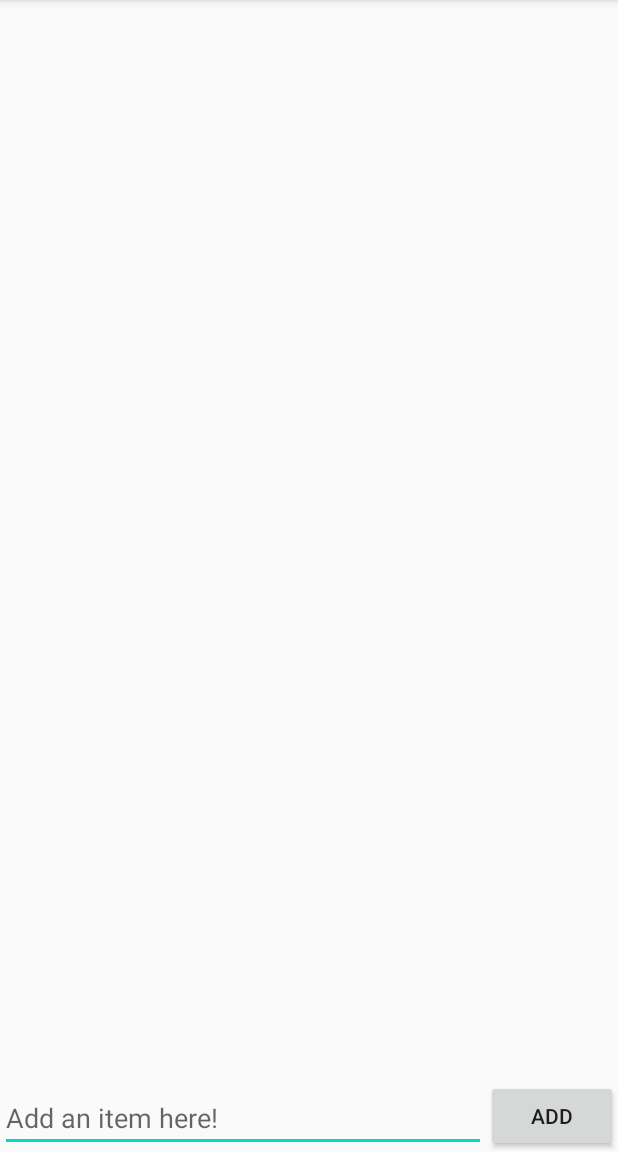
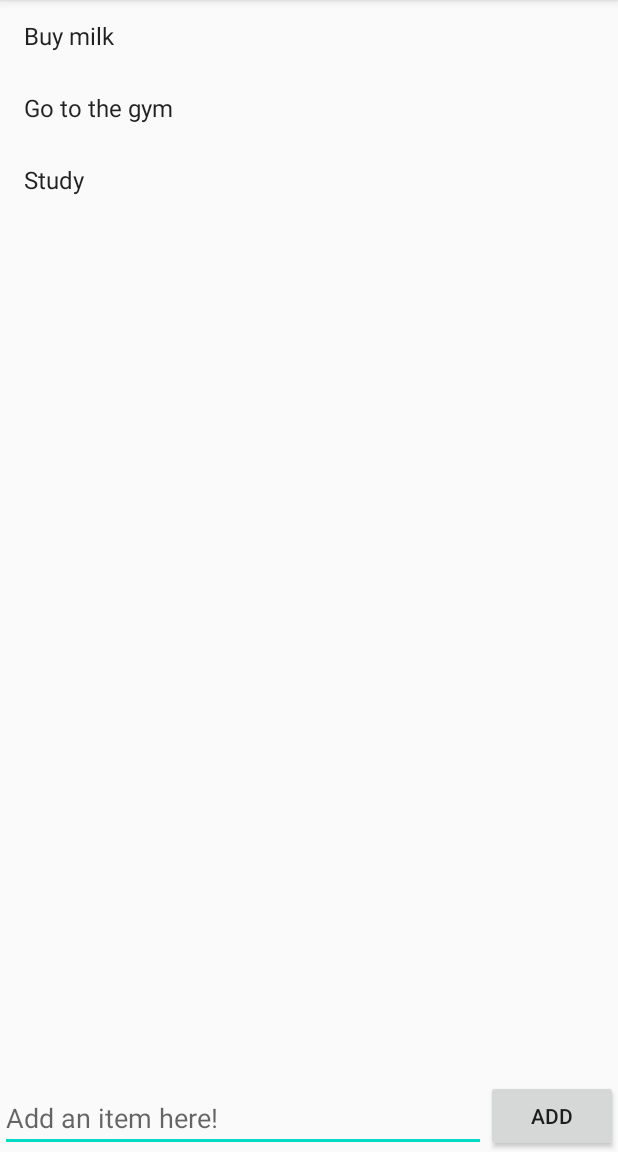
Before and after one commit to Kijimu7/SimpleTodo, an Android app: the screen it shows after launch (MainActivity), on a phone screen of 412 x 824 dp, the part 84-1236 px from its top. Run offline under Robolectric (Android 15) with nearby library versions, the phone set to English and light mode, and no system bars.

```diff
--- /dev/null
+++ b/app/src/main/java/com/example/simpletodo/ItemsAdapter.java
@@ -0,0 +1,62 @@
+package com.example.simpletodo;
+
+import android.view.LayoutInflater;
+import android.view.View;
+import android.view.ViewGroup;
+import android.widget.TextView;
+
+import androidx.annotation.NonNull;
+import androidx.recyclerview.widget.RecyclerView;
+
+import java.util.List;
+
+
+//Responsible for displaying data from the model into a row in the recycler view
+public class ItemsAdapter extends RecyclerView.Adapter<ItemsAdapter.ViewHolder>{
+
+    List<String>items;
+    public ItemsAdapter(List<String> items) {
+        this.items = items;
+    }
+
+    @NonNull
+    @Override
+    public ViewHolder onCreateViewHolder(@NonNull ViewGroup parent, int viewType) {
+        // Use layout inflator to inflate a view
+
+        View todoView = LayoutInflater.from(parent.getContext()).inflate(android.R.layout.simple_list_item_1, parent, false);
+        //wrap it insede a View Holder and return it
+        return new ViewHolder(todoView);
+    }
+
+    //responsible for binding data to particular view holder
+    @Override
+    public void onBindViewHolder(@NonNull ViewHolder holder, int position) {
+        //Grab the item at the postion
+        String item = items.get(position);
+
+        //Bind the item into the specified view holder
+        holder.bind(item);
+    }
+
+    @Override
+    public int getItemCount() {
+        return items.size();
+    }
+
+    //Container to provide easy access to views that represent each row of the list
+    class ViewHolder extends RecyclerView.ViewHolder{
+
+        TextView tvItem;
+        public ViewHolder(@NonNull View itemView) {
+            super(itemView);
+            tvItem = itemView.findViewById(android.R.id.text1);
+        }
+
+        public void bind(String item) {
+            tvItem.setText(item);
+
+        }
+    }
+
+}
--- a/app/src/main/java/com/example/simpletodo/MainActivity.java
+++ b/app/src/main/java/com/example/simpletodo/MainActivity.java
@@ -1,14 +1,58 @@
 package com.example.simpletodo;
 
 import androidx.appcompat.app.AppCompatActivity;
+import androidx.recyclerview.widget.LinearLayoutManager;
+import androidx.recyclerview.widget.RecyclerView;
 
 import android.os.Bundle;
+import android.view.View;
+import android.widget.Button;
+import android.widget.EditText;
+import android.widget.Toast;
+
+import java.util.List;
+import java.util.ArrayList;
+
 
 public class MainActivity extends AppCompatActivity {
+
+    List<String> items;
+
+    Button btnAdd;
+    EditText etItem;
+    RecyclerView rvItems;
 
     @Override
     protected void onCreate(Bundle savedInstanceState) {
         super.onCreate(savedInstanceState);
         setContentView(R.layout.activity_main);
+
+        btnAdd = findViewById(R.id.btnAdd);
+        etItem = findViewById(R.id.etItem);
+        rvItems = findViewById(R.id.rvItems);
+
+
+        items = new ArrayList<>();
+        items.add("Buy milk");
+        items.add("Go to the gym");
+        items.add("Study");
+
+        final ItemsAdapter itemsAdapter = new ItemsAdapter(items);
+        rvItems.setAdapter(itemsAdapter);
+        rvItems.setLayoutManager(new LinearLayoutManager(this));
+
+        btnAdd.setOnClickListener(new View.OnClickListener() {
+            @Override
+            public void onClick(View view) {
+                String todoItem = etItem.getText().toString();
+                items.add(todoItem);
+                itemsAdapter.notifyItemInserted(items.size() - 1);
+                etItem.setText("");
+                Toast.makeText(getApplicationContext(), "Item was added", Toast.LENGTH_SHORT).show();
+
+
+            }
+        });
+
     }
 }
--- a/app/src/main/res/layout/activity_main.xml
+++ b/app/src/main/res/layout/activity_main.xml
@@ -2,8 +2,7 @@
 <RelativeLayout xmlns:android="http://schemas.android.com/apk/res/android"
     xmlns:app="http://schemas.android.com/apk/res-auto"
     xmlns:tools="http://schemas.android.com/tools"
-    android:id="@+id/rvItems"
-    android:layout_width="match_parent"
+      android:layout_width="match_parent"
     android:layout_height="match_parent"
     tools:context=".MainActivity">
 
@@ -31,6 +30,7 @@
         android:text="Add" />
 
     <androidx.recyclerview.widget.RecyclerView
+        android:id="@+id/rvItems"
         android:layout_width="match_parent"
         android:layout_height="match_parent"
         android:layout_above="@+id/etItem"
```
